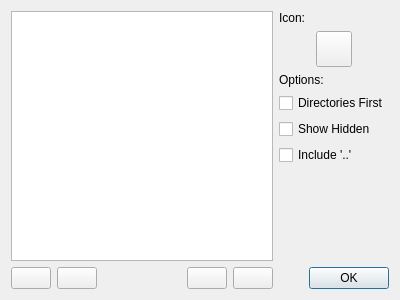
Before: the Qt Designer form sfbm/data/prefs.ui in kahu/sfbm, drawn with Qt 5.
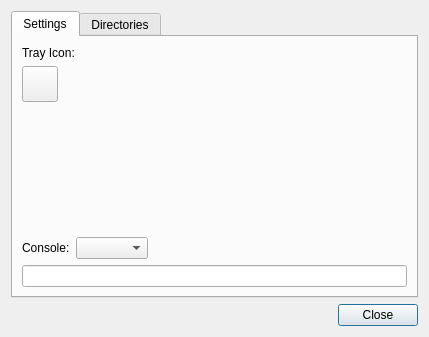
After: the same form once the commit is applied. Icons and pictures are not drawn.

Commit message: Rename the prefs file.

The edit to the form file:
```diff
--- a/sfbm/data/prefs.ui
+++ b/sfbm/data/prefs.ui
@@ -6,23 +6,123 @@
    <rect>
     <x>0</x>
     <y>0</y>
-    <width>400</width>
-    <height>300</height>
+    <width>429</width>
+    <height>337</height>
    </rect>
   </property>
   <property name="windowTitle">
    <string>SFBM Settings</string>
   </property>
-  <layout class="QHBoxLayout" name="horizontalLayout_5">
+  <layout class="QVBoxLayout" name="verticalLayout_5">
    <item>
-    <layout class="QHBoxLayout" name="horizontalLayout_4">
+    <layout class="QVBoxLayout" name="verticalLayout_4">
      <item>
+      <widget class="QTabWidget" name="tabWidget">
+       <property name="currentIndex">
+        <number>0</number>
+       </property>
+       <widget class="QWidget" name="settingsTab">
+        <attribute name="title">
+         <string>Settings</string>
+        </attribute>
       <layout class="QVBoxLayout" name="verticalLayout">
        <item>
+          <layout class="QVBoxLayout" name="trayIconLayout">
+           <item>
+            <widget class="QLabel" name="trayiconLabel">
+             <property name="text">
+              <string>Tray Icon:</string>
+             </property>
+            </widget>
+           </item>
+           <item>
+            <widget class="QPushButton" name="trayiconButton">
+             <property name="minimumSize">
+              <size>
+               <width>36</width>
+               <height>36</height>
+              </size>
+             </property>
+             <property name="maximumSize">
+              <size>
+               <width>36</width>
+               <height>36</height>
+              </size>
+             </property>
+             <property name="text">
+              <string/>
+             </property>
+            </widget>
+           </item>
+          </layout>
+         </item>
+         <item>
+          <spacer name="verticalSpacer_2">
+           <property name="orientation">
+            <enum>Qt::Vertical</enum>
+           </property>
+           <property name="sizeHint" stdset="0">
+            <size>
+             <width>20</width>
+             <height>40</height>
+            </size>
+           </property>
+          </spacer>
+         </item>
+         <item>
+          <layout class="QVBoxLayout" name="consoleLayout">
+           <item>
+            <layout class="QHBoxLayout" name="horizontalLayout">
+             <item>
+              <widget class="QLabel" name="consoleLabel">
+               <property name="text">
+                <string>Console:</string>
+               </property>
+              </widget>
+             </item>
+             <item>
+              <widget class="QComboBox" name="consoleComboBox"/>
+             </item>
+             <item>
+              <spacer name="horizontalSpacer_3">
+               <property name="orientation">
+                <enum>Qt::Horizontal</enum>
+               </property>
+               <property name="sizeHint" stdset="0">
+                <size>
+                 <width>40</width>
+                 <height>20</height>
+                </size>
+               </property>
+              </spacer>
+             </item>
+            </layout>
+           </item>
+           <item>
+            <widget class="QLineEdit" name="consoleLineEdit">
+             <property name="enabled">
+              <bool>true</bool>
+             </property>
+            </widget>
+           </item>
+          </layout>
+         </item>
+        </layout>
+       </widget>
+       <widget class="QWidget" name="directoryTab">
+        <attribute name="title">
+         <string>Directories</string>
+        </attribute>
+        <layout class="QVBoxLayout" name="verticalLayout_3">
+         <item>
+          <layout class="QHBoxLayout" name="horizontalLayout_4">
+           <item>
+            <layout class="QVBoxLayout" name="listLayout">
+             <item>
         <widget class="QListView" name="listView"/>
        </item>
        <item>
-        <layout class="QHBoxLayout" name="horizontalLayout_3">
+              <layout class="QHBoxLayout" name="listButtonsLayout">
          <item>
           <layout class="QHBoxLayout" name="horizontalLayout_2">
            <item>
@@ -65,7 +165,7 @@
           </spacer>
          </item>
          <item>
-          <layout class="QHBoxLayout" name="horizontalLayout">
+                <layout class="QHBoxLayout" name="upDownLayout">
            <item>
             <widget class="QPushButton" name="upButton">
              <property name="text">
@@ -165,7 +265,30 @@
          </property>
         </spacer>
        </item>
-       <item alignment="Qt::AlignRight">
+            </layout>
+           </item>
+          </layout>
+         </item>
+        </layout>
+       </widget>
+      </widget>
+     </item>
+     <item>
+      <layout class="QHBoxLayout" name="closeLayout">
+       <item>
+        <spacer name="horizontalSpacer_2">
+         <property name="orientation">
+          <enum>Qt::Horizontal</enum>
+         </property>
+         <property name="sizeHint" stdset="0">
+          <size>
+           <width>40</width>
+           <height>20</height>
+          </size>
+         </property>
+        </spacer>
+       </item>
+       <item>
         <widget class="QPushButton" name="okButton">
          <property name="minimumSize">
           <size>
@@ -183,7 +306,7 @@
           <enum>Qt::LeftToRight</enum>
          </property>
          <property name="text">
-          <string>OK</string>
+          <string>Close</string>
          </property>
          <property name="icon">
           <iconset theme="dialog-ok">
```
Left out of the diff: 8 changed lines with no effect on the pictures. Lines whose indentation alone changed are shown as unchanged. The commit also changes 2 other files.
